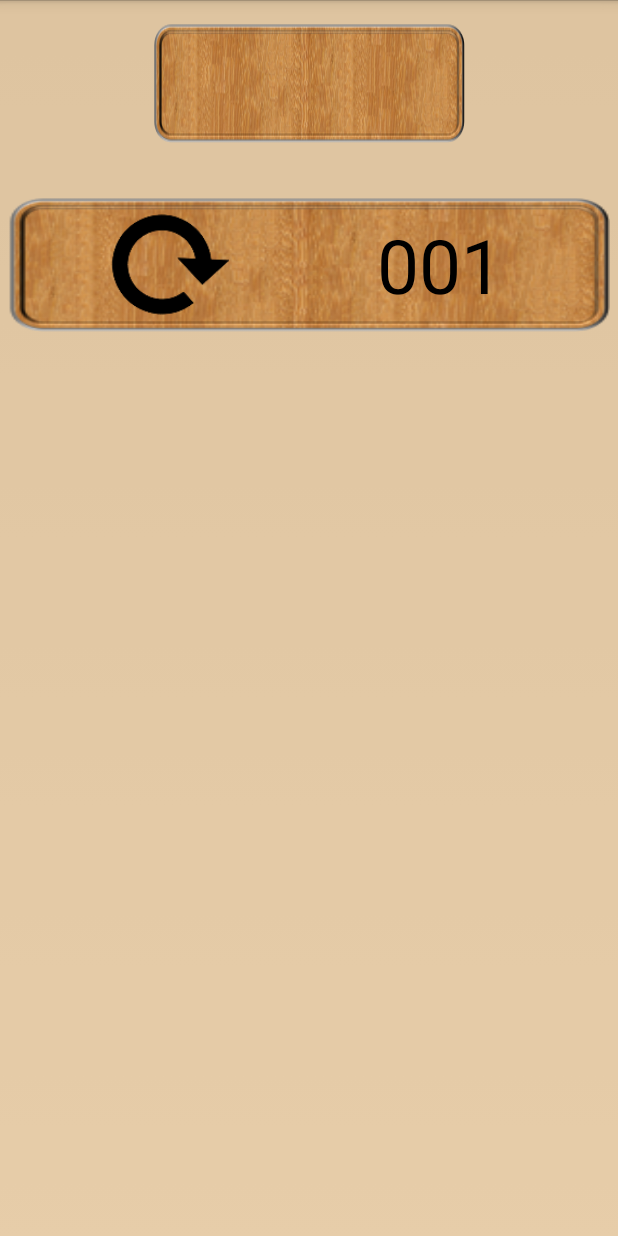
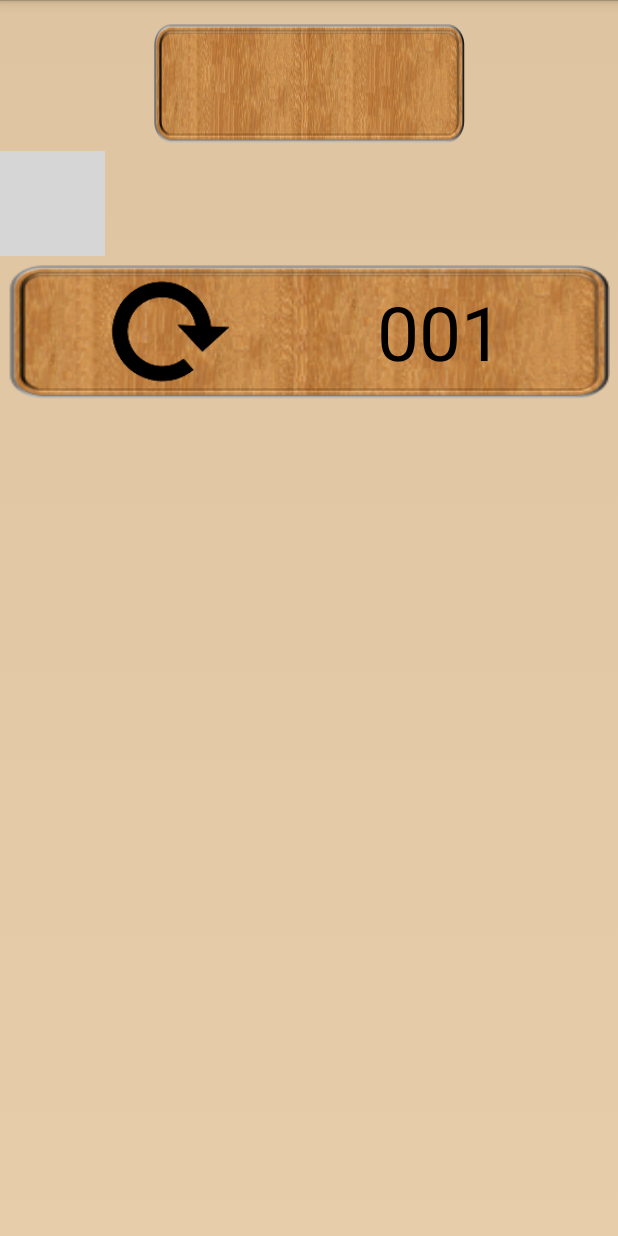
Before and after one commit to dhaven/GameOfShapes, an Android app: the layout activity_speed_run.xml on its own in the app's theme, with its tools: preview values and no code run, on a phone screen of 412 x 824 dp. Run offline under Robolectric (Android 15) with nearby library versions, the phone set to English and light mode, and no system bars; grey boxes are pictures that could not be loaded.

Commit message:
3-2-1 + rectification ids

```diff
--- a/app/src/main/res/layout/activity_speed_run.xml
+++ b/app/src/main/res/layout/activity_speed_run.xml
@@ -2,7 +2,7 @@
 <LinearLayout xmlns:android="http://schemas.android.com/apk/res/android"
     android:layout_width="match_parent"
     android:layout_height="match_parent"
-    android:id="@+id/container"
+    android:id="@+id/container_s"
     android:orientation="vertical"
     android:background="#9ed8af74">
 
@@ -28,17 +28,31 @@
 
     </RelativeLayout>
 
+    <FrameLayout
+        android:layout_width="wrap_content"
+        android:layout_height="wrap_content">
+
         <TableLayout
             android:animateLayoutChanges="true"
             android:layout_width="wrap_content"
             android:layout_height="wrap_content"
-        android:id="@+id/grid"
+            android:id="@+id/grid_s"
             android:layout_marginTop="15dp"
             android:layout_marginLeft="10dp"
             android:layout_marginRight="10dp"
             android:layout_marginBottom="10dp">
 
         </TableLayout>
+
+        <ImageView
+            android:layout_width="70dp"
+            android:layout_height="70dp"
+            android:id="@+id/countDown"
+            android:src="@drawable/three"
+            android:layout_gravity="center"
+            android:visibility="visible" />
+    </FrameLayout>
+
     <RelativeLayout
         android:layout_width="match_parent"
         android:layout_height="wrap_content"
@@ -52,7 +66,7 @@
         <ImageView
             android:layout_width="90dp"
             android:layout_height="90dp"
-            android:id="@+id/reload"
+            android:id="@+id/reload_s"
             android:layout_gravity="center_horizontal"
             android:src="@drawable/reload"
             android:onClick="reset"
@@ -69,7 +83,7 @@
             android:layout_width="wrap_content"
             android:layout_height="wrap_content"
             android:text="001"
-            android:id="@+id/puzzleid"
+            android:id="@+id/numSolved"
             android:textColor="#ff000000"
             android:textSize="50dp"
             android:layout_centerVertical="true"
--- a/app/src/main/res/layout/dialog_fail.xml
+++ b/app/src/main/res/layout/dialog_fail.xml
@@ -66,7 +66,8 @@
             android:layout_toLeftOf="@+id/retry"
             android:layout_toStartOf="@+id/retry"
             android:layout_margin="10dp"
-            android:background="@drawable/level" />
+            android:background="@drawable/level"
+            android:layout_centerVertical="true" />
     </RelativeLayout>
 
 </LinearLayout>
--- a/app/src/main/res/layout/dialog_score.xml
+++ b/app/src/main/res/layout/dialog_score.xml
@@ -105,7 +105,8 @@
             android:layout_toLeftOf="@+id/retry"
             android:layout_toStartOf="@+id/retry"
             android:layout_marginRight="20dp"
-            android:background="@drawable/level" />
+            android:background="@drawable/level"
+            android:layout_centerVertical="true" />
     </RelativeLayout>
 
 </LinearLayout>
```
Also changed, not shown: app/src/main/java/com/david/gameofshapes/Activities/GameActivity.java (+16 -3 lines), app/src/main/java/com/david/gameofshapes/Activities/SpeedRunActivity.java (+85 -21 lines). Lines whose indentation alone changed are shown as unchanged.
